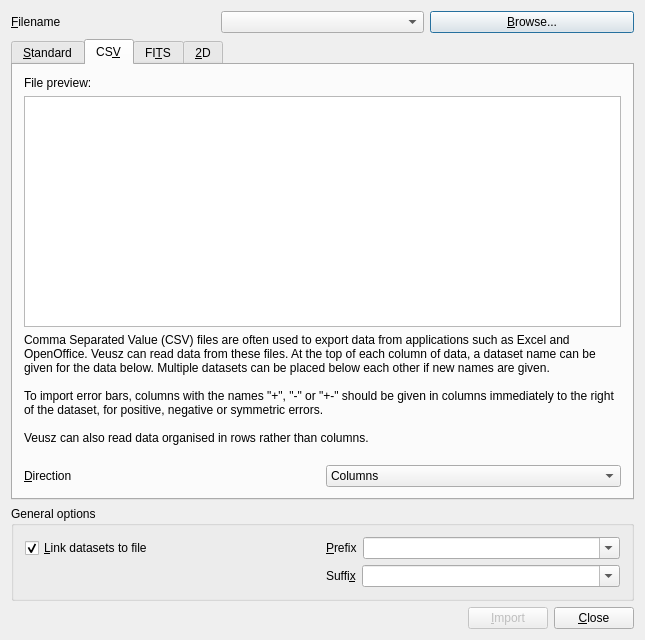
Old version of the form dialogs/import.ui in the repository veusz/veusz.
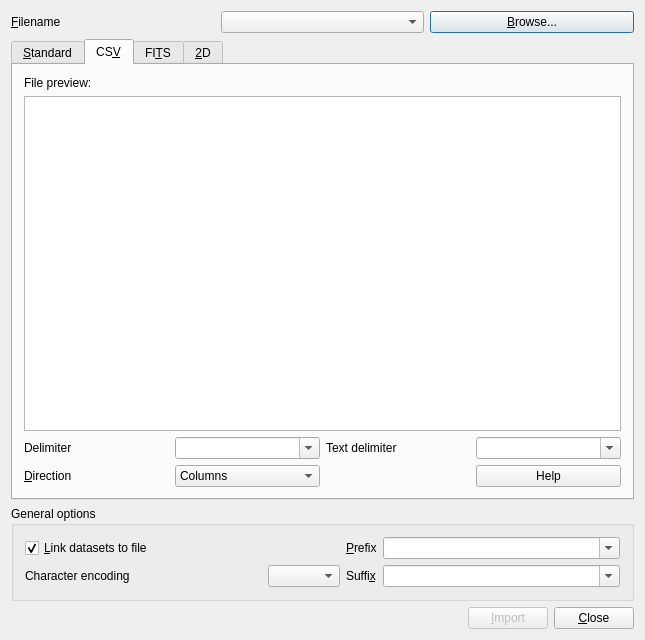
New version of the form. The open tabs and pages were chosen to show the change. Custom widgets are drawn as their Qt base class.

Commit message: A major patch to add character encoding options to data import

```diff
--- a/dialogs/import.ui
+++ b/dialogs/import.ui
@@ -172,48 +172,44 @@
         </widget>
        </item>
        <item>
-        <widget class="QLabel" name="label_6" >
-         <property name="text" >
-          <string>Comma Separated Value (CSV) files are often used to export data from applications such as Excel and OpenOffice. Veusz can read data from these files. At the top of each column of data, a dataset name can be given for the data below. Multiple datasets can be placed below each other if new names are given.
-
-To import error bars, columns with the names "+", "-" or "+-" should be given in columns immediately to the right of the dataset, for positive, negative or symmetric errors.
-
-Veusz can also read data organised in rows rather than columns.
-</string>
-         </property>
-         <property name="wordWrap" >
-          <bool>true</bool>
-         </property>
-        </widget>
-       </item>
-       <item>
-        <layout class="QGridLayout" >
-         <property name="margin" >
-          <number>0</number>
-         </property>
-         <property name="spacing" >
-          <number>6</number>
-         </property>
-         <item row="0" column="1" >
-          <widget class="QComboBox" name="directioncombo" >
-           <property name="toolTip" >
-            <string>&lt;html>&lt;head>&lt;meta name="qrichtext" content="1" />&lt;/head>&lt;body style=" white-space: pre-wrap; font-family:Sans Serif; font-size:9pt; font-weight:400; font-style:normal; text-decoration:none;">&lt;p style=" margin-top:0px; margin-bottom:0px; margin-left:0px; margin-right:0px; -qt-block-indent:0; text-indent:0px;">Are the data arranged in columns or rows?&lt;/p>&lt;/body>&lt;/html></string>
+        <layout class="QGridLayout" name="gridLayout_3">
+         <item row="0" column="0">
+          <widget class="QLabel" name="label_5">
+           <property name="text">
+            <string>Delimiter</string>
            </property>
-           <item>
-            <property name="text" >
-             <string>Columns</string>
-            </property>
-           </item>
-           <item>
-            <property name="text" >
-             <string>Rows</string>
-            </property>
-           </item>
           </widget>
          </item>
-         <item row="0" column="0" >
-          <widget class="QLabel" name="label_4" >
-           <property name="text" >
+         <item row="0" column="1">
+          <widget class="HistoryCombo" name="csvdelimitercombo">
+           <property name="toolTip">
+            <string>Delimiter between fields. This is usually a comma.</string>
+           </property>
+           <property name="editable">
+            <bool>true</bool>
+           </property>
+          </widget>
+         </item>
+         <item row="0" column="2">
+          <widget class="QLabel" name="label_6">
+           <property name="text">
+            <string>Text delimiter</string>
+           </property>
+          </widget>
+         </item>
+         <item row="0" column="3">
+          <widget class="HistoryCombo" name="csvtextdelimitercombo">
+           <property name="toolTip">
+            <string>Character to delimit text, usually a quote (&quot;).</string>
+           </property>
+           <property name="editable">
+            <bool>true</bool>
+           </property>
+          </widget>
+         </item>
+         <item row="2" column="0">
+          <widget class="QLabel" name="label_4">
+           <property name="text">
             <string>&amp;Direction</string>
            </property>
            <property name="buddy" >
@@ -221,6 +217,33 @@
            </property>
           </widget>
          </item>
+         <item row="2" column="1">
+          <widget class="QComboBox" name="directioncombo">
+           <property name="toolTip">
+            <string>Are the data arranged in columns or rows?</string>
+           </property>
+           <item>
+            <property name="text">
+             <string>Columns</string>
+            </property>
+           </item>
+           <item>
+            <property name="text">
+             <string>Rows</string>
+            </property>
+           </item>
+          </widget>
+         </item>
+         <item row="2" column="3">
+          <widget class="QPushButton" name="csvhelpbutton">
+           <property name="toolTip">
+            <string>Help on how CSV files should be formatted</string>
+           </property>
+           <property name="text">
+            <string>Help</string>
+           </property>
+          </widget>
+         </item>
         </layout>
        </item>
       </layout>
@@ -526,31 +549,31 @@
      <property name="title" >
       <string>General options</string>
      </property>
-     <layout class="QGridLayout" name="gridLayout_4" >
-      <item row="0" column="0" >
-       <widget class="HistoryCheck" name="linkcheckbox" >
-        <property name="sizePolicy" >
-         <sizepolicy vsizetype="Fixed" hsizetype="Expanding" >
-          <horstretch>0</horstretch>
-          <verstretch>0</verstretch>
-         </sizepolicy>
-        </property>
-        <property name="toolTip" >
-         <string>&lt;html>&lt;head>&lt;meta name="qrichtext" content="1" />&lt;/head>&lt;body style=" white-space: pre-wrap; font-family:Sans Serif; font-size:9pt; font-weight:400; font-style:normal; text-decoration:none;">&lt;p style=" margin-top:0px; margin-bottom:0px; margin-left:0px; margin-right:0px; -qt-block-indent:0; text-indent:0px;">Data imported are not stored in the Veusz saved file, but are reloaded each time the Veusz file is opened, or Data-&amp;gt;Reload is selected on the menu.&lt;/p>&lt;/body>&lt;/html></string>
-        </property>
-        <property name="text" >
-         <string>&amp;Link datasets to file</string>
-        </property>
-        <property name="checked" >
-         <bool>true</bool>
-        </property>
-       </widget>
-      </item>
-      <item row="0" column="1" >
-       <layout class="QHBoxLayout" name="horizontalLayout_4" >
-        <item>
-         <widget class="QLabel" name="label_21" >
-          <property name="text" >
+     <layout class="QVBoxLayout" name="verticalLayout_6">
+      <item>
+       <layout class="QGridLayout" name="gridLayout_4">
+        <item row="0" column="0">
+         <widget class="HistoryCheck" name="linkcheckbox">
+          <property name="sizePolicy">
+           <sizepolicy hsizetype="Expanding" vsizetype="Fixed">
+            <horstretch>0</horstretch>
+            <verstretch>0</verstretch>
+           </sizepolicy>
+          </property>
+          <property name="toolTip">
+           <string>&lt;html&gt;&lt;head&gt;&lt;meta name=&quot;qrichtext&quot; content=&quot;1&quot; /&gt;&lt;/head&gt;&lt;body style=&quot; white-space: pre-wrap; font-family:Sans Serif; font-size:9pt; font-weight:400; font-style:normal; text-decoration:none;&quot;&gt;&lt;p style=&quot; margin-top:0px; margin-bottom:0px; margin-left:0px; margin-right:0px; -qt-block-indent:0; text-indent:0px;&quot;&gt;Data imported are not stored in the Veusz saved file, but are reloaded each time the Veusz file is opened, or Data-&amp;gt;Reload is selected on the menu.&lt;/p&gt;&lt;/body&gt;&lt;/html&gt;</string>
+          </property>
+          <property name="text">
+           <string>&amp;Link datasets to file</string>
+          </property>
+          <property name="checked">
+           <bool>true</bool>
+          </property>
+         </widget>
+        </item>
+        <item row="0" column="2">
+         <widget class="QLabel" name="label_21">
+          <property name="text">
            <string>&amp;Prefix</string>
           </property>
           <property name="buddy" >
@@ -558,10 +581,10 @@
           </property>
          </widget>
         </item>
-        <item>
-         <widget class="HistoryCombo" name="prefixcombo" >
-          <property name="sizePolicy" >
-           <sizepolicy vsizetype="Fixed" hsizetype="Expanding" >
+        <item row="0" column="3">
+         <widget class="HistoryCombo" name="prefixcombo">
+          <property name="sizePolicy">
+           <sizepolicy hsizetype="Expanding" vsizetype="Fixed">
             <horstretch>0</horstretch>
             <verstretch>0</verstretch>
            </sizepolicy>
@@ -574,13 +597,23 @@
           </property>
          </widget>
         </item>
-       </layout>
-      </item>
-      <item row="1" column="1" >
-       <layout class="QHBoxLayout" name="horizontalLayout" >
-        <item>
-         <widget class="QLabel" name="label_22" >
-          <property name="text" >
+        <item row="1" column="0">
+         <widget class="QLabel" name="label_3">
+          <property name="text">
+           <string>Character encoding</string>
+          </property>
+         </widget>
+        </item>
+        <item row="1" column="1">
+         <widget class="HistoryValueCombo" name="encodingcombo">
+          <property name="toolTip">
+           <string>Character encoding of input file</string>
+          </property>
+         </widget>
+        </item>
+        <item row="1" column="2">
+         <widget class="QLabel" name="label_22">
+          <property name="text">
            <string>Suffi&amp;x</string>
           </property>
           <property name="buddy" >
@@ -588,10 +621,10 @@
           </property>
          </widget>
         </item>
-        <item>
-         <widget class="HistoryCombo" name="suffixcombo" >
-          <property name="sizePolicy" >
-           <sizepolicy vsizetype="Fixed" hsizetype="Expanding" >
+        <item row="1" column="3">
+         <widget class="HistoryCombo" name="suffixcombo">
+          <property name="sizePolicy">
+           <sizepolicy hsizetype="Expanding" vsizetype="Fixed">
             <horstretch>0</horstretch>
             <verstretch>0</verstretch>
            </sizepolicy>
@@ -614,11 +647,11 @@
     </widget>
    </item>
    <item>
-    <layout class="QHBoxLayout" >
-     <property name="spacing" >
+    <layout class="QHBoxLayout">
+     <property name="spacing">
       <number>6</number>
      </property>
-     <property name="margin" >
+     <property name="margin">
       <number>0</number>
      </property>
      <item>
@@ -664,7 +697,7 @@
    </item>
   </layout>
  </widget>
- <layoutdefault spacing="6" margin="11" />
+ <layoutdefault spacing="6" margin="11"/>
  <pixmapfunction>qPixmapFromMimeSource</pixmapfunction>
  <customwidgets>
   <customwidget>
@@ -677,6 +710,11 @@
    <extends>QCheckBox</extends>
    <header>historycheck.h</header>
   </customwidget>
+  <customwidget>
+   <class>HistoryValueCombo</class>
+   <extends>QComboBox</extends>
+   <header>historyvaluecombo.h</header>
+  </customwidget>
  </customwidgets>
  <resources/>
  <connections>
```
Left out of the diff: 388 changed lines with no effect on the pictures. The commit also changes 10 other files.
